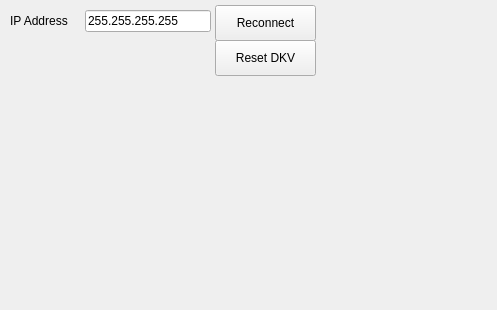
The window that network.ui (evovch/bcontrol) describes before a commit, drawn with Qt 5.
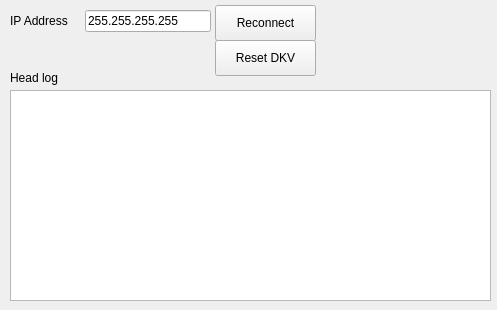
The same window after the commit.

What changed in the file:
```diff
--- a/network.ui
+++ b/network.ui
@@ -65,6 +65,35 @@
     <string>Reset DKV</string>
    </property>
   </widget>
+  <widget class="QLabel" name="label_2">
+   <property name="geometry">
+    <rect>
+     <x>10</x>
+     <y>70</y>
+     <width>61</width>
+     <height>16</height>
+    </rect>
+   </property>
+   <property name="text">
+    <string>Head log</string>
+   </property>
+  </widget>
+  <widget class="QTextEdit" name="headLogText">
+   <property name="geometry">
+    <rect>
+     <x>10</x>
+     <y>90</y>
+     <width>481</width>
+     <height>211</height>
+    </rect>
+   </property>
+   <property name="readOnly">
+    <bool>true</bool>
+   </property>
+   <property name="acceptRichText">
+    <bool>false</bool>
+   </property>
+  </widget>
  </widget>
  <resources/>
  <connections/>
```
